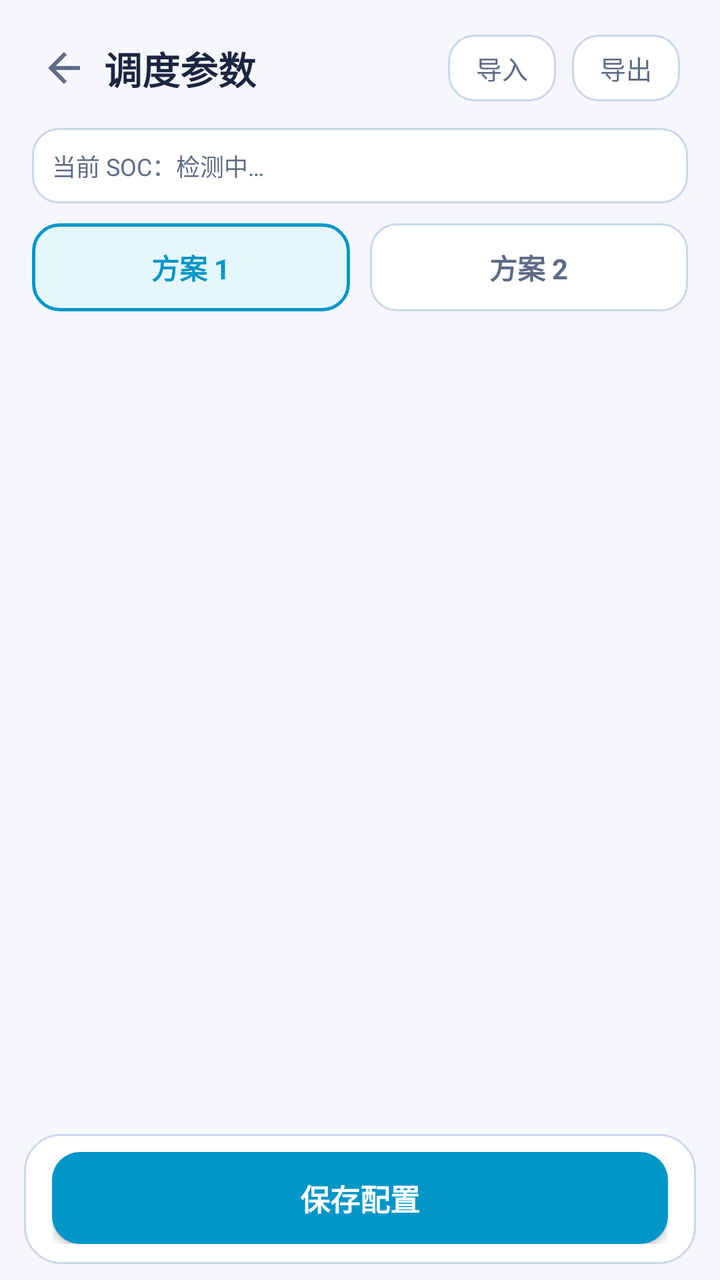
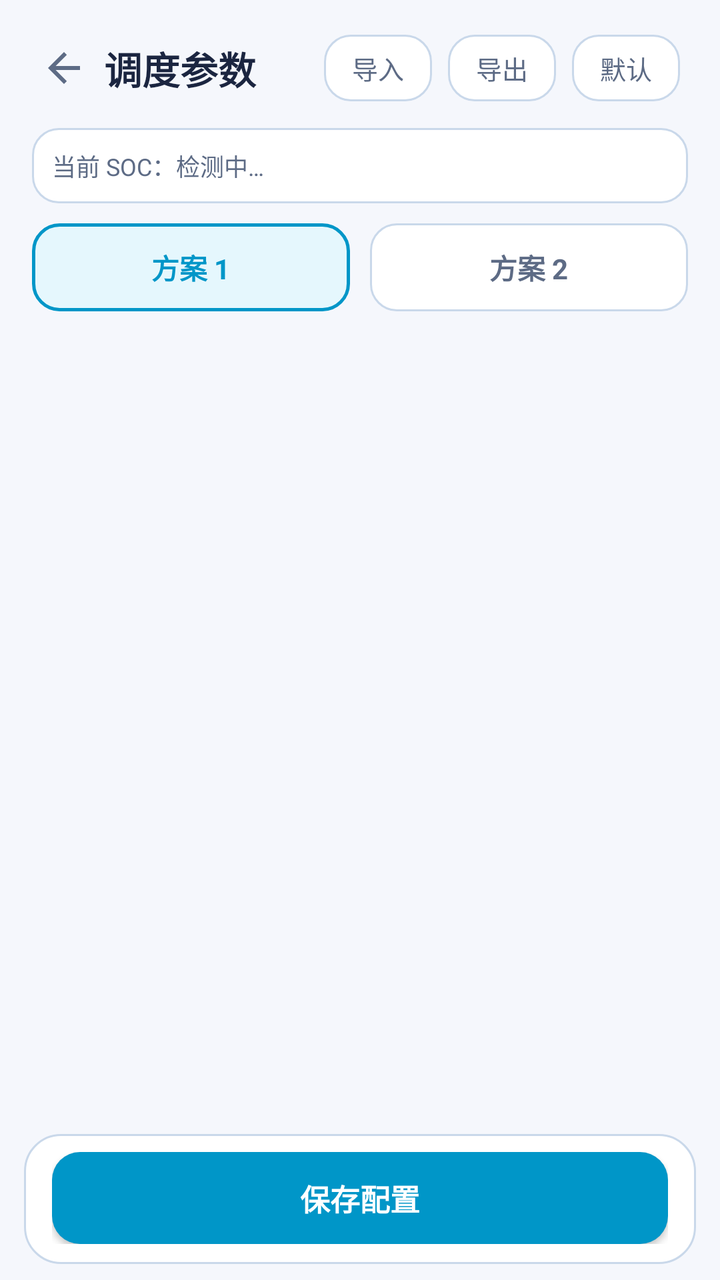

The first picture is an Android layout as it rendered before a commit; the second is the same layout after the commit. The layout source and the unified diff follow.
<!-- AndroidManifest.xml: application theme AppTheme -->
<!-- res/layout/activity_schedule.xml -->
<?xml version="1.0" encoding="utf-8"?>
<LinearLayout xmlns:android="http://schemas.android.com/apk/res/android"
    android:layout_width="match_parent"
    android:layout_height="match_parent"
    android:orientation="vertical">

    
    <LinearLayout
        android:layout_width="match_parent"
        android:layout_height="wrap_content"
        android:orientation="horizontal"
        android:gravity="center_vertical"
        android:paddingStart="12dp"
        android:paddingEnd="20dp"
        android:paddingTop="14dp"
        android:paddingBottom="10dp">

        <ImageView
            android:id="@+id/btnBack"
            android:layout_width="40dp"
            android:layout_height="40dp"
            android:padding="8dp"
            android:src="@drawable/ic_back"
            android:background="?android:attr/selectableItemBackgroundBorderless"
            android:contentDescription="返回" />

        <TextView
            android:layout_width="0dp"
            android:layout_height="wrap_content"
            android:layout_weight="1"
            android:text="调度参数"
            android:textColor="@color/textPrimary"
            android:textSize="19sp"
            android:textStyle="bold" />

        <TextView
            android:id="@+id/btnImport"
            android:layout_width="wrap_content"
            android:layout_height="wrap_content"
            android:layout_marginEnd="8dp"
            android:background="@drawable/bg_tab"
            android:paddingStart="14dp"
            android:paddingEnd="14dp"
            android:paddingTop="7dp"
            android:paddingBottom="7dp"
            android:text="导入"
            android:textColor="@color/textSecondary"
            android:textSize="13sp" />

        <TextView
            android:id="@+id/btnExport"
            android:layout_width="wrap_content"
            android:layout_height="wrap_content"
            android:background="@drawable/bg_tab"
            android:paddingStart="14dp"
            android:paddingEnd="14dp"
            android:paddingTop="7dp"
            android:paddingBottom="7dp"
            android:text="导出"
            android:textColor="@color/textSecondary"
            android:textSize="13sp" />
    </LinearLayout>

    
    <TextView
        android:id="@+id/socTip"
        android:layout_width="match_parent"
        android:layout_height="wrap_content"
        android:layout_marginStart="16dp"
        android:layout_marginEnd="16dp"
        android:background="@drawable/bg_tab"
        android:padding="10dp"
        android:text="当前 SOC：检测中…"
        android:textColor="@color/textSecondary"
        android:textSize="12sp" />

    
    <LinearLayout
        android:layout_width="match_parent"
        android:layout_height="wrap_content"
        android:orientation="horizontal"
        android:layout_marginStart="16dp"
        android:layout_marginEnd="16dp"
        android:layout_marginTop="10dp">

        <TextView
            android:id="@+id/tabA"
            android:layout_width="0dp"
            android:layout_height="44dp"
            android:layout_weight="1"
            android:gravity="center"
            android:background="@drawable/bg_tab_sel"
            android:text="方案 1"
            android:textColor="@color/accent"
            android:textSize="14sp"
            android:textStyle="bold" />

        <View
            android:layout_width="10dp"
            android:layout_height="1dp" />

        <TextView
            android:id="@+id/tabB"
            android:layout_width="0dp"
            android:layout_height="44dp"
            android:layout_weight="1"
            android:gravity="center"
            android:background="@drawable/bg_tab"
            android:text="方案 2"
            android:textColor="@color/textSecondary"
            android:textSize="14sp"
            android:textStyle="bold" />
    </LinearLayout>

    <ScrollView
        android:id="@+id/scroll"
        android:layout_width="match_parent"
        android:layout_height="0dp"
        android:layout_weight="1"
        android:scrollbars="none">

        <LinearLayout
            android:id="@+id/modesContainer"
            android:layout_width="match_parent"
            android:layout_height="wrap_content"
            android:orientation="vertical"
            android:paddingStart="16dp"
            android:paddingEnd="16dp"
            android:paddingTop="14dp"
            android:paddingBottom="24dp" />
    </ScrollView>

    
    <LinearLayout
        android:layout_width="match_parent"
        android:layout_height="wrap_content"
        android:layout_marginStart="12dp"
        android:layout_marginEnd="12dp"
        android:layout_marginBottom="8dp"
        android:orientation="horizontal"
        android:gravity="center_vertical"
        android:paddingStart="14dp"
        android:paddingEnd="14dp"
        android:paddingTop="9dp"
        android:paddingBottom="10dp"
        android:background="@drawable/bg_card">

        <Button
            android:id="@+id/saveBtn"
            android:layout_width="match_parent"
            android:layout_height="46dp"
            android:background="@drawable/btn_primary"
            android:text="保存配置"
            android:textColor="#FFFFFF"
            android:textSize="15sp"
            android:textStyle="bold" />
    </LinearLayout>
</LinearLayout>
<!-- resources referenced by this layout -->
<resources>
  <color name="accent">#0096C8</color>
  <color name="textPrimary">#1B2540</color>
  <color name="textSecondary">#5D6B85</color>
  <!-- drawable bg_card (drawable) -->
  <?xml version="1.0" encoding="utf-8"?>
  <shape xmlns:android="http://schemas.android.com/apk/res/android">
      <solid android:color="@color/bgCard" />
      <corners android:radius="18dp" />
      <stroke android:width="1dp" android:color="@color/bgCardStroke" />
  </shape>
  <!-- drawable bg_tab (drawable) -->
  <?xml version="1.0" encoding="utf-8"?>
  <shape xmlns:android="http://schemas.android.com/apk/res/android">
      <solid android:color="@color/bgCard" />
      <corners android:radius="13dp" />
      <stroke android:width="1dp" android:color="@color/bgCardStroke" />
  </shape>
  <!-- drawable bg_tab_sel (drawable) -->
  <?xml version="1.0" encoding="utf-8"?>
  <shape xmlns:android="http://schemas.android.com/apk/res/android">
      <solid android:color="@color/accentSoft" />
      <corners android:radius="13dp" />
      <stroke android:width="1.5dp" android:color="@color/accent" />
  </shape>
  <!-- drawable btn_primary (drawable) -->
  <?xml version="1.0" encoding="utf-8"?>
  <shape xmlns:android="http://schemas.android.com/apk/res/android">
      <solid android:color="@color/accent" />
      <corners android:radius="14dp" />
  </shape>
  <!-- drawable ic_back (drawable) -->
  <?xml version="1.0" encoding="utf-8"?>
  <vector xmlns:android="http://schemas.android.com/apk/res/android"
      android:width="24dp" android:height="24dp"
      android:viewportWidth="24" android:viewportHeight="24">
      <path android:fillColor="#5D6B85"
          android:pathData="M20,11H7.83l5.59,-5.59L12,4l-8,8 8,8 1.41,-1.41L7.83,13H20v-2z" />
  </vector>
  <style name="AppTheme" parent="android:Theme.Material.Light.NoActionBar">
          <item name="android:windowIsTranslucent">true</item>
          <item name="android:windowBackground">@color/bg</item>
          <item name="android:colorPrimary">@color/accent</item>
          <item name="android:colorAccent">@color/accent</item>
          <item name="android:statusBarColor">@color/bg</item>
          <item name="android:navigationBarColor">@color/bg</item>
          
          <item name="android:enforceStatusBarContrast">false</item>
          <item name="android:enforceNavigationBarContrast">false</item>
          <item name="android:windowLightStatusBar">true</item>
          <item name="android:colorControlActivated">@color/accent</item>
          <item name="android:colorControlNormal">@color/textDim</item>
      </style>
  <color name="bgCard">#FFFFFF</color>
  <color name="bgCardStroke">#C9D8EA</color>
  <color name="accentSoft">#E5F7FD</color>
  <color name="bg">#F5F7FC</color>
  <color name="textDim">#9AA7BD</color>
</resources>

<!-- the commit's change to res/layout/activity_schedule.xml (unified diff, before → after) -->
@@ -51,12 +51,26 @@
             android:id="@+id/btnExport"
             android:layout_width="wrap_content"
             android:layout_height="wrap_content"
+            android:layout_marginEnd="8dp"
             android:background="@drawable/bg_tab"
             android:paddingStart="14dp"
             android:paddingEnd="14dp"
             android:paddingTop="7dp"
             android:paddingBottom="7dp"
             android:text="导出"
+            android:textColor="@color/textSecondary"
+            android:textSize="13sp" />
+
+        <TextView
+            android:id="@+id/btnReset"
+            android:layout_width="wrap_content"
+            android:layout_height="wrap_content"
+            android:background="@drawable/bg_tab"
+            android:paddingStart="14dp"
+            android:paddingEnd="14dp"
+            android:paddingTop="7dp"
+            android:paddingBottom="7dp"
+            android:text="默认"
             android:textColor="@color/textSecondary"
             android:textSize="13sp" />
     </LinearLayout>
